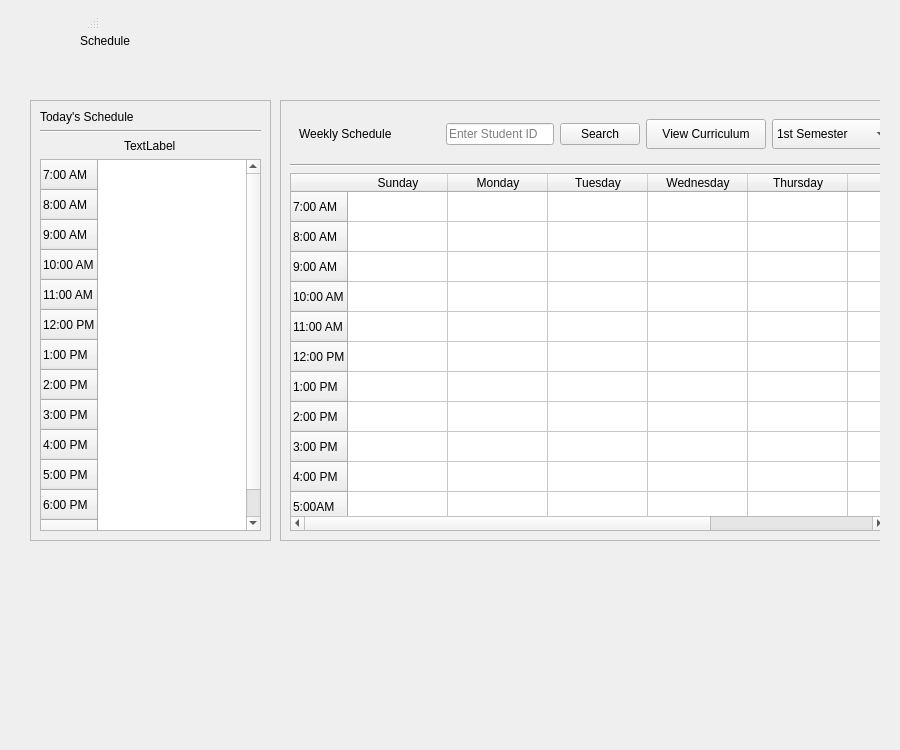
Above: frontend/ui/Academic Schedule/schedule.ui from ziminni/master-route-navigation before the change. Below: the same form after it.
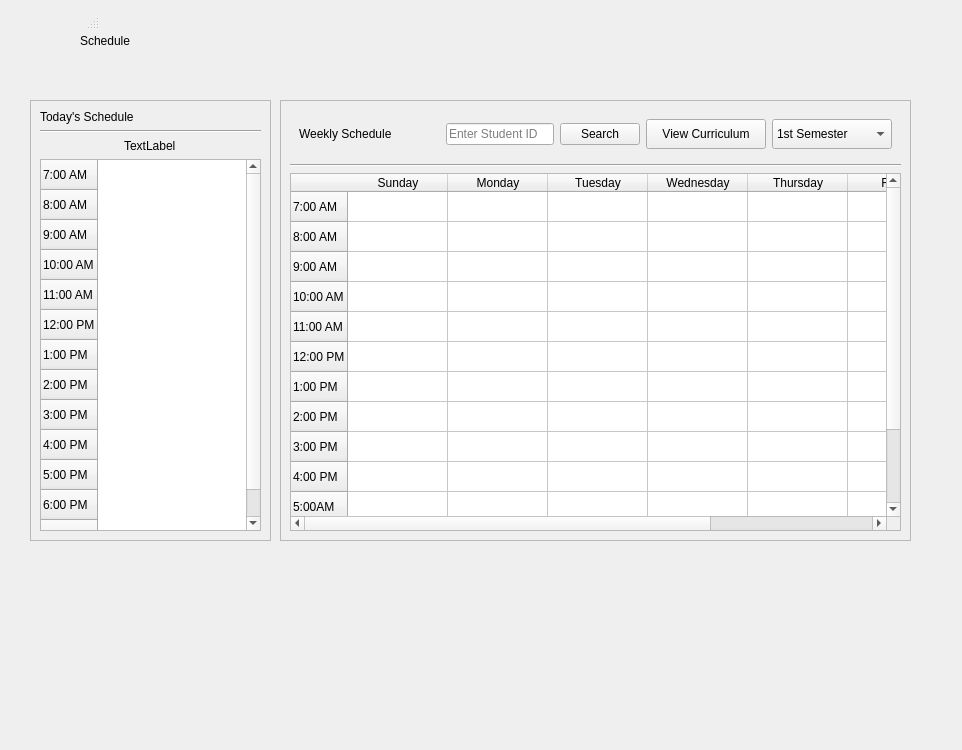
That is the form after the change.

```diff
--- a/frontend/ui/Academic Schedule/schedule.ui
+++ b/frontend/ui/Academic Schedule/schedule.ui
@@ -6,7 +6,7 @@
    <rect>
     <x>0</x>
     <y>0</y>
-    <width>900</width>
+    <width>962</width>
     <height>750</height>
    </rect>
   </property>
```
